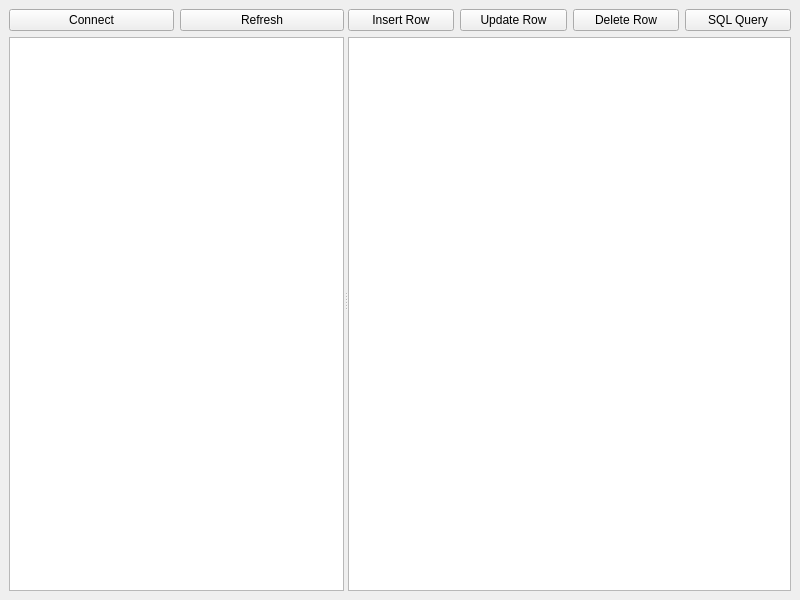
This is forms/main_window.ui in sukhininvk/DatabaseApp as Qt 5 draws it before an edit. The edited form follows.
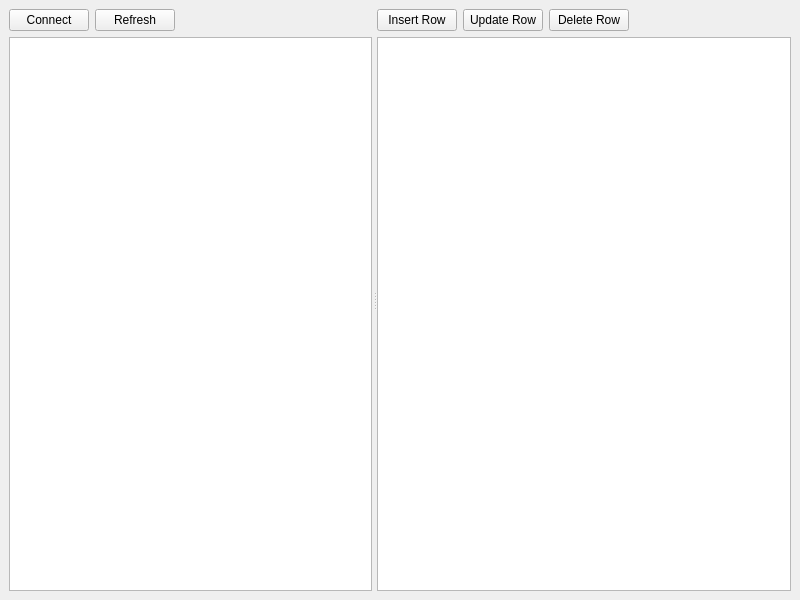
This is the edited form.

```diff
--- a/forms/main_window.ui
+++ b/forms/main_window.ui
@@ -16,10 +16,25 @@
   <widget class="QWidget" name="CentralWidget">
    <layout class="QHBoxLayout" name="horizontalLayout_2">
     <item>
-     <widget class="QSplitter" name="Splitter">
+     <widget class="QSplitter" name="splitter">
+      <property name="sizePolicy">
+       <sizepolicy hsizetype="Expanding" vsizetype="Preferred">
+        <horstretch>0</horstretch>
+        <verstretch>0</verstretch>
+       </sizepolicy>
+      </property>
       <property name="orientation">
        <enum>Qt::Orientation::Horizontal</enum>
       </property>
+      <property name="opaqueResize">
+       <bool>true</bool>
+      </property>
+      <property name="handleWidth">
+       <number>5</number>
+      </property>
+      <property name="childrenCollapsible">
+       <bool>false</bool>
+      </property>
       <widget class="QWidget" name="verticalLayoutWidget">
        <layout class="QVBoxLayout" name="LeftLayout">
         <item>
@@ -38,12 +53,25 @@
             </property>
            </widget>
           </item>
+          <item>
+           <spacer name="horizontalSpacer">
+            <property name="orientation">
+             <enum>Qt::Orientation::Horizontal</enum>
+            </property>
+            <property name="sizeHint" stdset="0">
+             <size>
+              <width>40</width>
+              <height>20</height>
+             </size>
+            </property>
+           </spacer>
+          </item>
          </layout>
         </item>
         <item>
          <widget class="QTreeView" name="TreeView">
           <property name="sizePolicy">
-           <sizepolicy hsizetype="MinimumExpanding" vsizetype="Expanding">
+           <sizepolicy hsizetype="Expanding" vsizetype="Expanding">
             <horstretch>0</horstretch>
             <verstretch>0</verstretch>
            </sizepolicy>
@@ -78,11 +106,17 @@
            </widget>
           </item>
           <item>
-           <widget class="QPushButton" name="SQLQueryButton">
-            <property name="text">
-             <string>SQL Query</string>
+           <spacer name="horizontalSpacer_2">
+            <property name="orientation">
+             <enum>Qt::Orientation::Horizontal</enum>
             </property>
-           </widget>
+            <property name="sizeHint" stdset="0">
+             <size>
+              <width>40</width>
+              <height>20</height>
+             </size>
+            </property>
+           </spacer>
           </item>
          </layout>
         </item>
```
Left out of the diff: 24 changed lines with no effect on the pictures.
